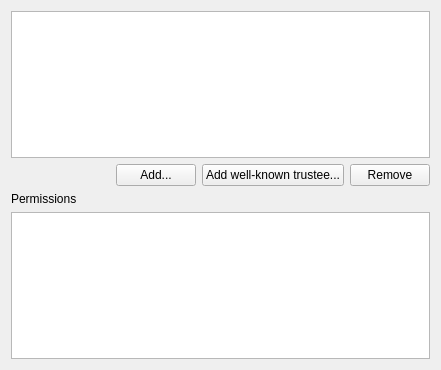
First picture: the form in src/admc/tabs/security_tab.ui, repository altlinux/admc, before the edit.
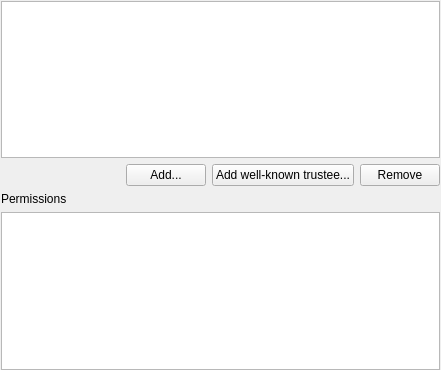
Second picture: the form after the edit.

Commit message:
Removed layout indents in the security and attribute tabs.
These indents were placed around contained in tabs widgets.

Diff of the .ui file:
```diff
--- a/src/admc/tabs/security_tab.ui
+++ b/src/admc/tabs/security_tab.ui
@@ -14,6 +14,18 @@
    <string notr="true">Form</string>
   </property>
   <layout class="QVBoxLayout" name="verticalLayout">
+   <property name="leftMargin">
+    <number>1</number>
+   </property>
+   <property name="topMargin">
+    <number>1</number>
+   </property>
+   <property name="rightMargin">
+    <number>1</number>
+   </property>
+   <property name="bottomMargin">
+    <number>0</number>
+   </property>
    <item>
     <widget class="QTreeView" name="trustee_view">
      <property name="editTriggers">
```
The commit also changes 1 other file.
